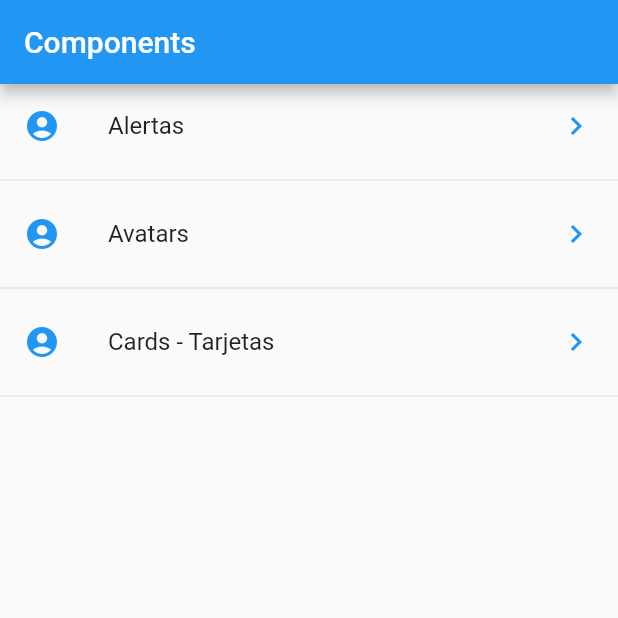
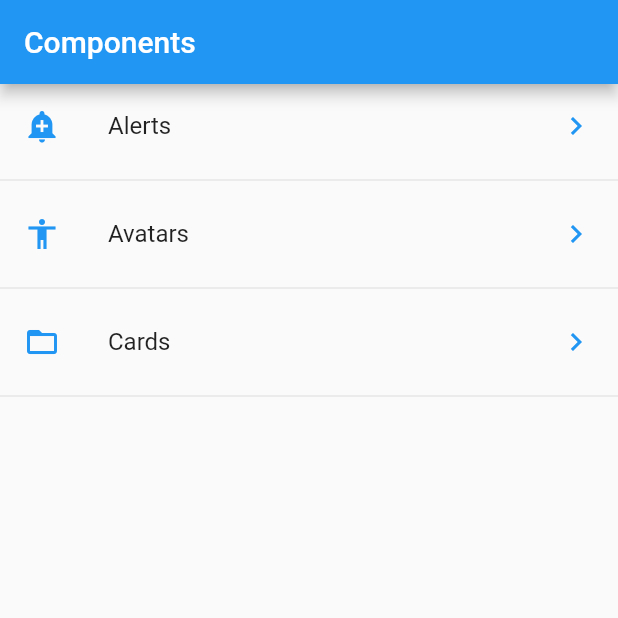
Before and after one commit to ascstb/FlutterCourse, a Flutter app: the screen it shows after launch, on a phone screen of 412 x 824 dp, the top half of it. Run offline on Flutter 3.47's test engine with Material 2 defaults, Android fonts, the phone set to English and light mode, and no system bars.

Commit message:
Section 6 - Lesson 68: Get Icon by String (chafa)

```diff
--- a/components_app/data/menu_opts.json
+++ b/components_app/data/menu_opts.json
@@ -4,7 +4,7 @@
     {
       "route": "alert",
       "icon": "add_alert",
-      "name": "Alertas"
+      "name": "Alerts"
     },
     {
       "route": "avatar",
@@ -14,7 +14,7 @@
     {
       "route": "card",
       "icon": "folder_open",
-      "name": "Cards - Tarjetas"
+      "name": "Cards"
     }
   ]
 }
--- a/components_app/lib/src/pages/home_page.dart
+++ b/components_app/lib/src/pages/home_page.dart
@@ -1,4 +1,5 @@
 import 'package:components_app/src/providers/menu_provider.dart';
+import 'package:components_app/src/utils/icon_string_util.dart';
 import 'package:flutter/material.dart';
 
 class HomePage extends StatelessWidget {
@@ -32,14 +33,8 @@ class HomePage extends StatelessWidget {
     data.forEach((route) {
       final widgetTemp = ListTile(
         title: Text(route["name"]),
-        leading: Icon(
-          Icons.account_circle,
-          color: Colors.blue,
-        ),
-        trailing: Icon(
-          Icons.keyboard_arrow_right,
-          color: Colors.blue,
-        ),
+        leading: getIcon(route["icon"]),
+        trailing: getIcon("keyboard-arrow-right"),
         onTap: () {},
       );
 
--- /dev/null
+++ b/components_app/lib/src/utils/icon_string_util.dart
@@ -0,0 +1,12 @@
+import 'package:flutter/material.dart';
+
+final _icons = <String, IconData>{
+  "add_alert": Icons.add_alert,
+  "accessibility": Icons.accessibility,
+  "folder_open": Icons.folder_open,
+  "keyboard-arrow-right": Icons.keyboard_arrow_right,
+};
+
+Icon getIcon(String iconName) {
+  return Icon(_icons[iconName], color: Colors.blue,);
+}
```
Also changed, not shown: components_app/lib/src/pages/alert_page.dart (added, +13 -0 lines), components_app/lib/src/pages/avatar_page.dart (added, +13 -0 lines).
